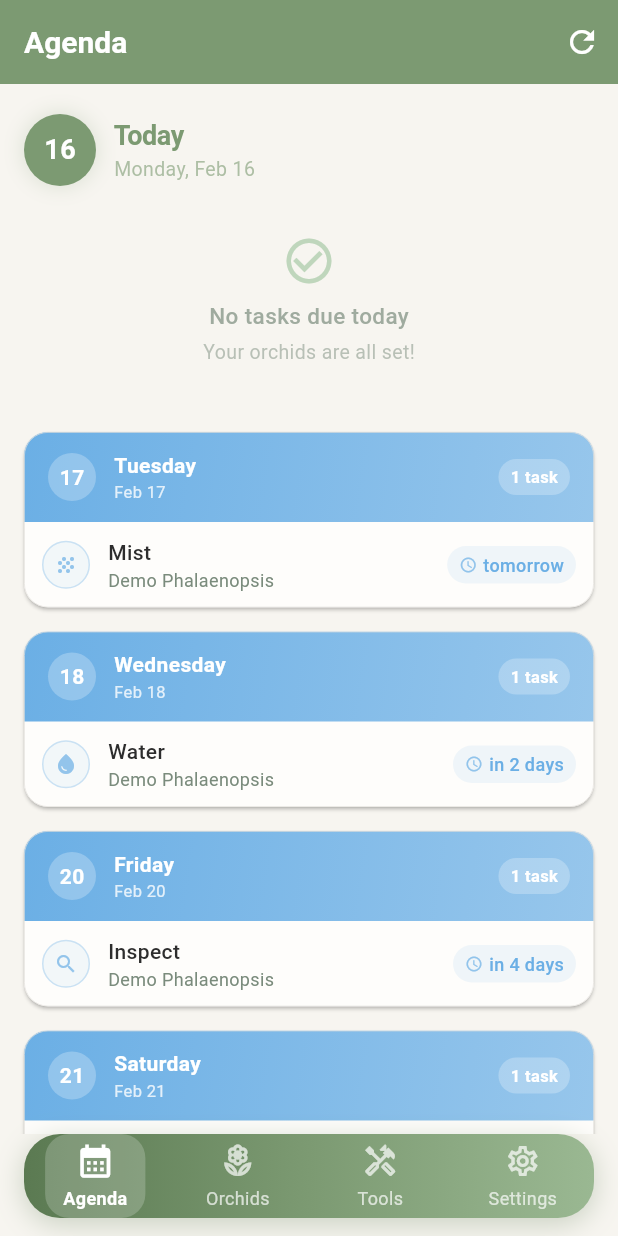
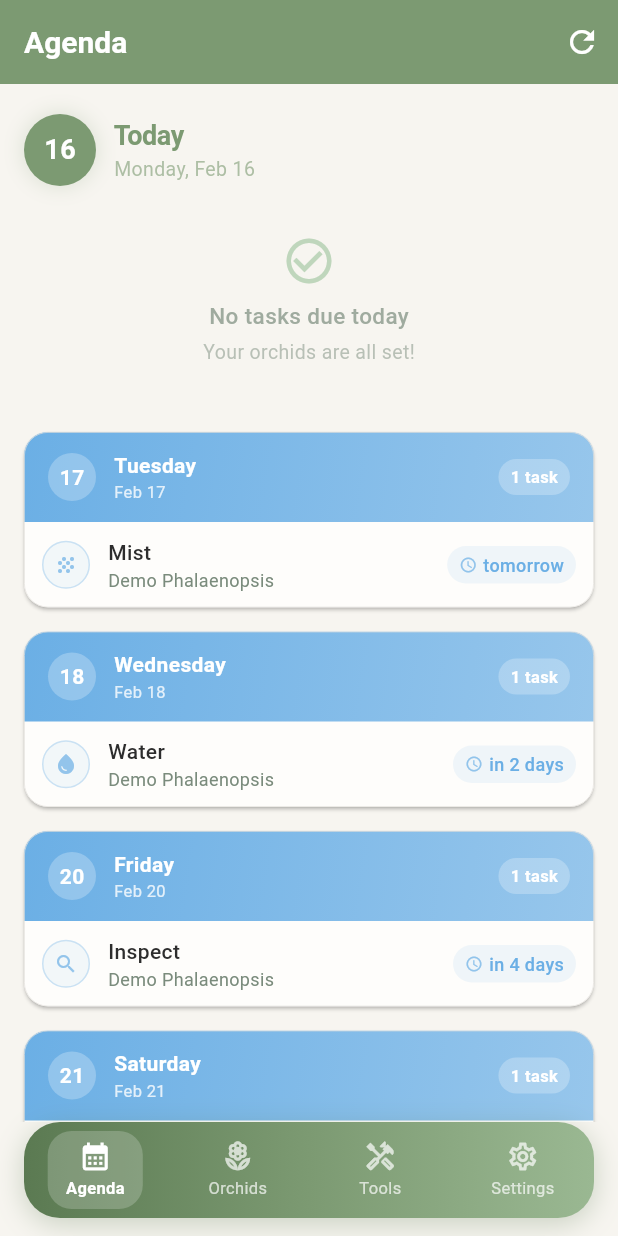
Before and after one commit to AllStarPlumberBob/OrchidLife-public, a Flutter app: the screen it shows after launch, on a phone screen of 412 x 824 dp. Run offline on Flutter 3.47's test engine with Material 3 defaults, Android fonts, the phone set to English and light mode, and no system bars; our stand-ins replace drift, flutter_local_notifications, image_picker, permission_handler, share_plus, shared_preferences and 1 more; missing offline and left inert: android_intent_plus, light_sensor; accounts and stored records are empty; generated files the repository leaves out were written again.

Commit message:
fix: Resolve bottom nav overflow and tighten proportions
Increase floatingNavHeight from 56→64px and remove scale animation
that pushed content beyond the fixed height constraint.

Co-Authored-By: Claude Opus 4.6 <noreply@anthropic.com>

```diff
--- a/lib/theme/app_theme.dart
+++ b/lib/theme/app_theme.dart
@@ -127,7 +127,7 @@ class AppTheme {
   // ══════════════════════════════════════════════════════════════════════════
 
   static const double sliverExpandedHeight = 140.0;
-  static const double floatingNavHeight = 56.0;
+  static const double floatingNavHeight = 64.0;
   static const double floatingNavMarginH = 16.0;
   static const double floatingNavMarginB = 12.0;
   static const double floatingNavRadius = 24.0;
--- a/lib/widgets/floating_bottom_nav.dart
+++ b/lib/widgets/floating_bottom_nav.dart
@@ -56,6 +56,7 @@ class FloatingBottomNav extends StatelessWidget {
                 onTap: () => onTap(i),
                 splashColor: Colors.white.withValues(alpha: 0.15),
                 highlightColor: Colors.white.withValues(alpha: 0.1),
+                child: SizedBox.expand(
                   child: Center(
                     child: AnimatedContainer(
                       duration: const Duration(milliseconds: 200),
@@ -70,30 +71,18 @@ class FloatingBottomNav extends StatelessWidget {
                       child: Column(
                         mainAxisSize: MainAxisSize.min,
                         children: [
-                        TweenAnimationBuilder<double>(
-                          tween: Tween(begin: 1.0, end: selected ? 1.1 : 1.0),
-                          duration: const Duration(milliseconds: 200),
-                          curve: Curves.easeOut,
-                          builder: (context, scale, child) {
-                            return Transform(
-                              transform: Matrix4.identity()..scaleByDouble(scale, scale, scale, 1.0),
-                              alignment: Alignment.center,
-                              child: child,
-                            );
-                          },
-                          child: Icon(
+                          Icon(
                             selected ? item.selectedIcon : item.icon,
-                            size: 24,
+                            size: 22,
                             color: selected
                                 ? Colors.white
                                 : Colors.white.withValues(alpha: 0.7),
                           ),
-                        ),
-                        const SizedBox(height: 4),
+                          const SizedBox(height: 2),
                           Text(
                             item.label,
                             style: TextStyle(
-                            fontSize: 12,
+                              fontSize: 11,
                               fontWeight: selected ? FontWeight.w600 : FontWeight.normal,
                               color: selected
                                   ? Colors.white
@@ -101,6 +90,7 @@ class FloatingBottomNav extends StatelessWidget {
                             ),
                           ),
                         ],
+                      ),
                     ),
                   ),
                 ),
```
Lines whose indentation alone changed are shown as unchanged.
